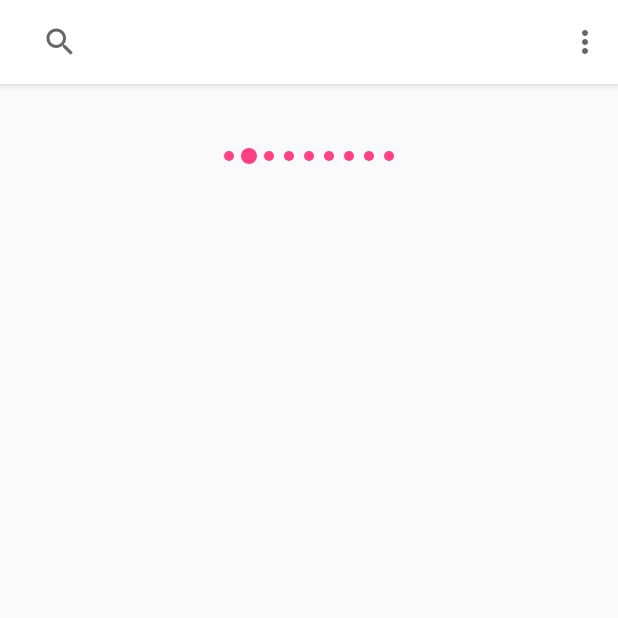
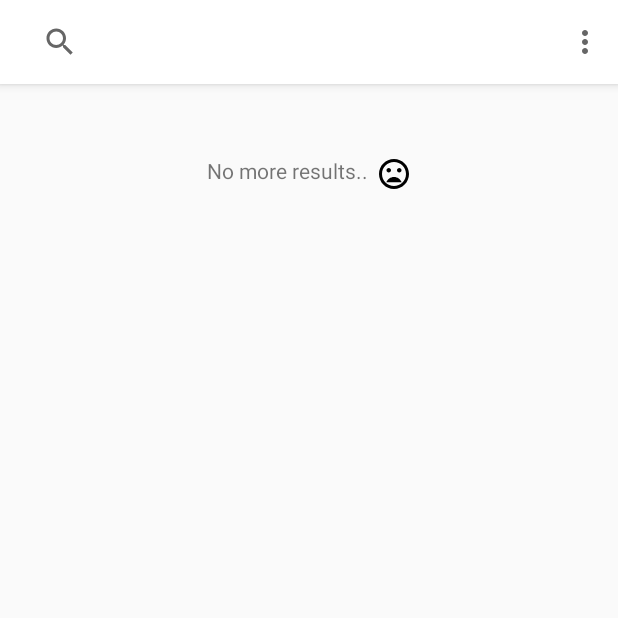
Before and after one commit to jm47895/FoodRecipes, an Android app: the screen it shows after launch (RecipeListActivity), after a tap on "Barbeque", on a phone screen of 412 x 824 dp, the top half of it. Run offline under Robolectric (Android 15) with nearby library versions, the phone set to English and light mode, and no system bars; our stand-ins replace CircleImageView; pictures from the network do not load; 2 statements that could not run were skipped.

Commit message:
Add recipe list exhausted layout and logic

```diff
--- a/app/src/main/java/com/jordanmadrigal/foodrecipes/RecipeListActivity.java
+++ b/app/src/main/java/com/jordanmadrigal/foodrecipes/RecipeListActivity.java
@@ -75,6 +75,16 @@ public class RecipeListActivity extends BaseActivity implements OnRecipeListener
                         recipeListViewModel.setIsPerformingQuery(false);
                         adapter.setRecipes(recipes);
                     }
+                }
+            }
+        });
+
+        recipeListViewModel.hasQueryExhausted().observe(this, new Observer<Boolean>() {
+            @Override
+            public void onChanged(@Nullable Boolean aBoolean) {
+                if(aBoolean){
+                    Log.d(TAG,"THE QUERY HAS EXHAUSTED");
+                    adapter.setQueryExhausted();
                 }
             }
         });
--- a/app/src/main/java/com/jordanmadrigal/foodrecipes/adapters/RecipeRecyclerAdapter.java
+++ b/app/src/main/java/com/jordanmadrigal/foodrecipes/adapters/RecipeRecyclerAdapter.java
@@ -21,6 +21,7 @@ public class RecipeRecyclerAdapter extends RecyclerView.Adapter<RecyclerView.Vie
     private static final int RECIPE_TYPE = 1;
     private static final int LOADING_TYPE = 2;
     private static final int CATEGORY_TYPE = 3;
+    private static final int EXHAUSTED_TYPE = 4;
     private static final String LOADING_KEY = "LOADING";
     private static final String EXHAUSTED_KEY = "EXHAUSTED";
     private List<Recipe> recipes;
@@ -47,6 +48,9 @@ public class RecipeRecyclerAdapter extends RecyclerView.Adapter<RecyclerView.Vie
             case LOADING_TYPE:
                 view = LayoutInflater.from(viewGroup.getContext()).inflate(R.layout.layout_loading_list_item, viewGroup, false);
                 return new LoadingViewHolder(view);
+            case EXHAUSTED_TYPE:
+                view = LayoutInflater.from(viewGroup.getContext()).inflate(R.layout.layout_search_exhausted, viewGroup, false);
+                return new SearchExhaustedViewHolder(view);
             default:
                 view = LayoutInflater.from(viewGroup.getContext()).inflate(R.layout.layout_recipe_list_item, viewGroup, false);
                 return new RecipeViewHolder(view, onRecipeListener);
@@ -87,11 +91,32 @@ public class RecipeRecyclerAdapter extends RecyclerView.Adapter<RecyclerView.Vie
             return CATEGORY_TYPE;
         }else if(recipes.get(position).getTitle().equals(LOADING_KEY)){
             return LOADING_TYPE;
-        }else if(position == recipes.size() && position != 0 /*&& !recipes.get(position).getTitle().equals(EXHAUSTED_KEY)*/){
+        }else if(recipes.get(position).getTitle().equals(EXHAUSTED_KEY)){
+            return EXHAUSTED_TYPE;
+        } else if(position == recipes.size() && position != 0 && !recipes.get(position).getTitle().equals(EXHAUSTED_KEY)){
             return LOADING_TYPE;
         }else{
             return RECIPE_TYPE;
         }
+    }
+
+    public void setQueryExhausted(){
+        hideLoading();
+        Recipe exhaustedRecipe = new Recipe();
+        exhaustedRecipe.setTitle(EXHAUSTED_KEY);
+        recipes.add(exhaustedRecipe);
+        notifyDataSetChanged();
+    }
+
+    private void hideLoading(){
+        if(isLoading()){
+            for(Recipe recipe: recipes){
+                if(recipe.getTitle().equals(LOADING_KEY)){
+                    recipes.remove(recipe);
+                }
+            }
+        }
+        notifyDataSetChanged();
     }
 
     public void displayLoading (){
--- /dev/null
+++ b/app/src/main/java/com/jordanmadrigal/foodrecipes/adapters/SearchExhaustedViewHolder.java
@@ -0,0 +1,11 @@
+package com.jordanmadrigal.foodrecipes.adapters;
+
+import android.support.annotation.NonNull;
+import android.support.v7.widget.RecyclerView;
+import android.view.View;
+
+public class SearchExhaustedViewHolder extends RecyclerView.ViewHolder {
+    public SearchExhaustedViewHolder(@NonNull View itemView) {
+        super(itemView);
+    }
+}
--- a/app/src/main/java/com/jordanmadrigal/foodrecipes/repositories/RecipeRepository.java
+++ b/app/src/main/java/com/jordanmadrigal/foodrecipes/repositories/RecipeRepository.java
@@ -1,7 +1,10 @@
 package com.jordanmadrigal.foodrecipes.repositories;
 
 import android.arch.lifecycle.LiveData;
+import android.arch.lifecycle.MediatorLiveData;
 import android.arch.lifecycle.MutableLiveData;
+import android.arch.lifecycle.Observer;
+import android.support.annotation.Nullable;
 
 import com.jordanmadrigal.foodrecipes.models.Recipe;
 import com.jordanmadrigal.foodrecipes.requests.responses.RecipeApiClient;
@@ -14,6 +17,8 @@ public class RecipeRepository {
     private RecipeApiClient recipeApiClient;
     private String query;
     private int pageNumber;
+    private MutableLiveData<Boolean> isQueryExhausted = new MutableLiveData<>();
+    private MediatorLiveData<List<Recipe>> recipes = new MediatorLiveData<>();
 
     public static RecipeRepository getInstance(){
         if(instance == null){
@@ -24,10 +29,41 @@ public class RecipeRepository {
 
     private RecipeRepository() {
         recipeApiClient = RecipeApiClient.getInstance();
+        initMediators();
     }
 
     public LiveData<List<Recipe>> getRecipes(){
-        return recipeApiClient.getRecipes();
+        return recipes;
+    }
+
+    private void initMediators(){
+        LiveData<List<Recipe>> recipeListApiSource = recipeApiClient.getRecipes();
+        recipes.addSource(recipeListApiSource, new Observer<List<Recipe>>() {
+            @Override
+            public void onChanged(@Nullable List<Recipe> recipeList) {
+                if(recipeList != null){
+                    recipes.setValue(recipeList);
+                    doneQuery(recipeList);
+                }else{
+                    //search database cache
+                    doneQuery(null);
+                }
+            }
+        });
+    }
+
+    private void doneQuery(List<Recipe> list){
+        if(list != null){
+            if(list.size() % 30 != 0){
+                isQueryExhausted.setValue(true);
+            }
+        }else{
+            isQueryExhausted.setValue(true);
+        }
+    }
+
+    public LiveData<Boolean> hasQueryExhausted(){
+        return isQueryExhausted;
     }
 
     public LiveData<Recipe> getSingleRecipe(){
@@ -42,6 +78,7 @@ public class RecipeRepository {
         }
         this.query = query;
         this.pageNumber = pageNumber;
+        isQueryExhausted.setValue(false);
         recipeApiClient.searchRecipesApi(query, pageNumber);
     }
 
--- a/app/src/main/java/com/jordanmadrigal/foodrecipes/viewmodels/RecipeListViewModel.java
+++ b/app/src/main/java/com/jordanmadrigal/foodrecipes/viewmodels/RecipeListViewModel.java
@@ -24,6 +24,10 @@ public class RecipeListViewModel extends ViewModel {
         return recipeRepository.getRecipes();
     }
 
+    public LiveData<Boolean> hasQueryExhausted(){
+        return recipeRepository.hasQueryExhausted();
+    }
+
     public void searchRecipesApi(String query, int pageNumber){
         isViewingRecipes = true;
         isPerformingQuery = true;
@@ -31,7 +35,7 @@ public class RecipeListViewModel extends ViewModel {
     }
 
     public void searchNextPage(){
-        if(!isPerformingQuery && isViewingRecipes) {
+        if(!isPerformingQuery && isViewingRecipes && !hasQueryExhausted().getValue()) {
             recipeRepository.searchNextPage();
         }
     }
@@ -55,6 +59,7 @@ public class RecipeListViewModel extends ViewModel {
     public boolean onBackPressed(){
         if(isPerformingQuery){
             recipeRepository.cancelRequest();
+            isPerformingQuery = false;
         }
 
         if(isViewingRecipes){
--- /dev/null
+++ b/app/src/main/res/drawable/ic_mood_bad_black_24dp.xml
@@ -0,0 +1,9 @@
+<vector xmlns:android="http://schemas.android.com/apk/res/android"
+        android:width="24dp"
+        android:height="24dp"
+        android:viewportWidth="24.0"
+        android:viewportHeight="24.0">
+    <path
+        android:fillColor="#FF000000"
+        android:pathData="M11.99,2C6.47,2 2,6.48 2,12s4.47,10 9.99,10C17.52,22 22,17.52 22,12S17.52,2 11.99,2zM12,20c-4.42,0 -8,-3.58 -8,-8s3.58,-8 8,-8 8,3.58 8,8 -3.58,8 -8,8zM15.5,11c0.83,0 1.5,-0.67 1.5,-1.5S16.33,8 15.5,8 14,8.67 14,9.5s0.67,1.5 1.5,1.5zM8.5,11c0.83,0 1.5,-0.67 1.5,-1.5S9.33,8 8.5,8 7,8.67 7,9.5 7.67,11 8.5,11zM12,14c-2.33,0 -4.31,1.46 -5.11,3.5h10.22c-0.8,-2.04 -2.78,-3.5 -5.11,-3.5z"/>
+</vector>
--- /dev/null
+++ b/app/src/main/res/layout/layout_search_exhausted.xml
@@ -0,0 +1,19 @@
+<?xml version="1.0" encoding="utf-8"?>
+<android.support.constraint.ConstraintLayout xmlns:android="http://schemas.android.com/apk/res/android"
+    android:layout_width="match_parent"
+    android:layout_height="@dimen/recycler_loading_view_height"
+    xmlns:app="http://schemas.android.com/apk/res-auto">
+
+    <TextView
+        android:layout_width="wrap_content"
+        android:layout_height="wrap_content"
+        android:text="@string/no_more_results"
+        android:drawableEnd="@drawable/ic_mood_bad_black_24dp"
+        android:padding="5dp"
+        android:drawablePadding="5dp"
+        app:layout_constraintStart_toStartOf="parent"
+        app:layout_constraintEnd_toEndOf="parent"
+        app:layout_constraintTop_toTopOf="parent"
+        app:layout_constraintBottom_toBottomOf="parent"/>
+
+</android.support.constraint.ConstraintLayout>
--- a/app/src/main/res/values/strings.xml
+++ b/app/src/main/res/values/strings.xml
@@ -6,4 +6,5 @@
     <string name="error_retrieving_recipe">Error retrieving recipe...</string>
     <string name="error">Error...</string>
     <string name="check_your_internet">Error Retrieving data, check your internet connection.</string>
+    <string name="no_more_results">No more results..</string>
 </resources>
```
